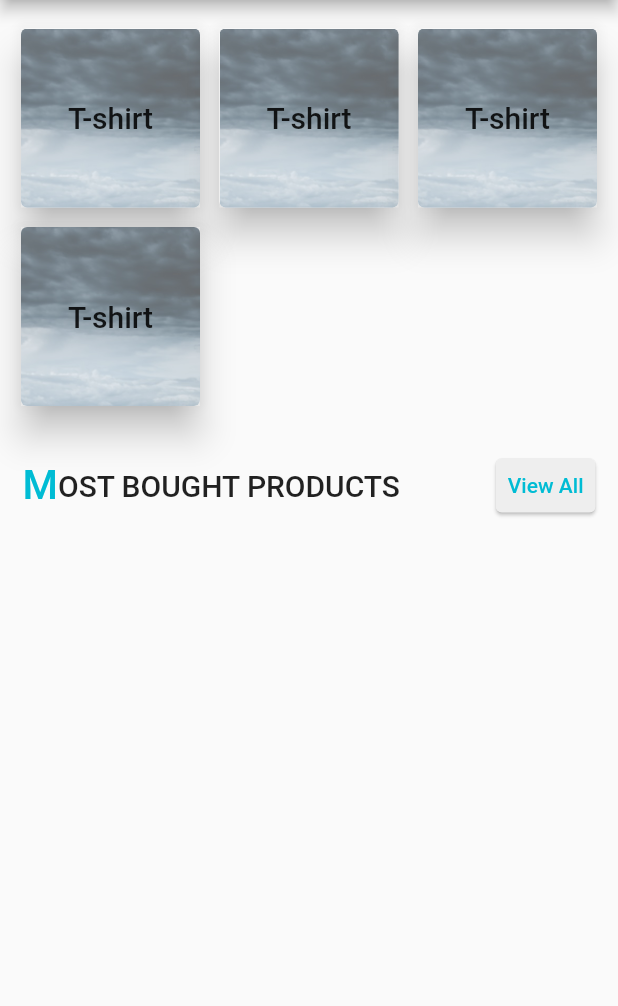
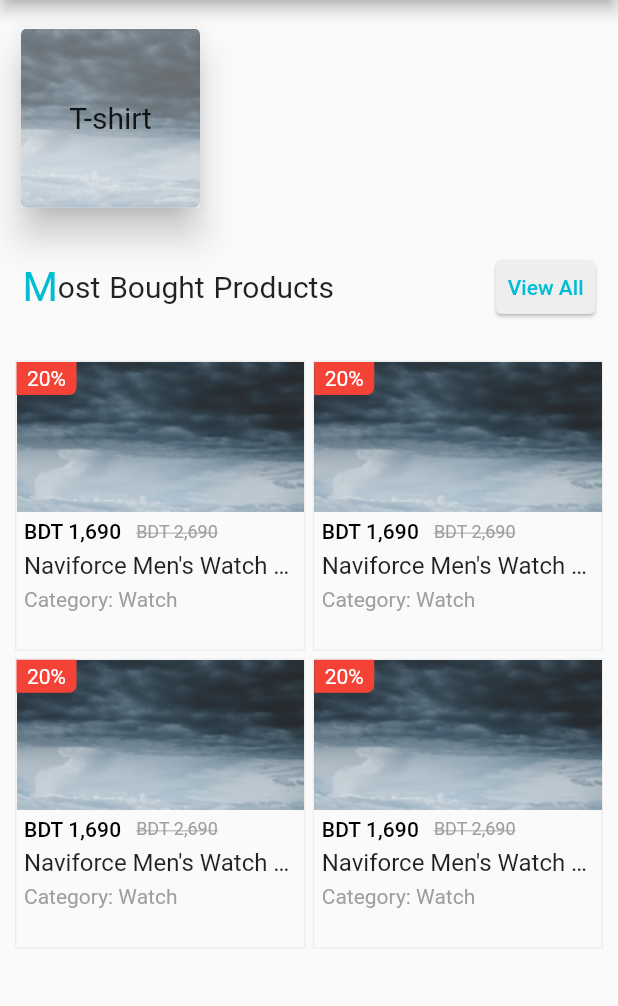
Before and after one commit to rangan-roy/ecom_app, a Flutter app: the screen it shows after launch, on a phone screen of 412 x 824 dp, the part 84-1090 px from its top. Run offline on Flutter 3.47's test engine with Material 2 defaults, Android fonts, the phone set to English and light mode, and no system bars.

Commit message:
most bought product items added

```diff
--- a/lib/main.dart
+++ b/lib/main.dart
@@ -13,6 +13,12 @@ class MyApp extends StatelessWidget {
       title: 'E-commerce App',
       theme: ThemeData(
         primarySwatch: Colors.cyan,
+        textTheme: TextTheme(
+          headline6: TextStyle(
+            fontWeight: FontWeight.w400,
+            wordSpacing: 1,
+          ),
+        ),
       ),
       home: HomePage(),
     );
--- a/lib/pages/home_page.dart
+++ b/lib/pages/home_page.dart
@@ -1,7 +1,9 @@
 import 'package:ecom_app/builders/app_bar_builder.dart';
 import 'package:ecom_app/widgets/drawer_widget.dart';
+import 'package:ecom_app/widgets/product_widget.dart';
 import 'package:flutter/cupertino.dart';
 import 'package:flutter/material.dart';
+import 'package:flutter/rendering.dart';
 
 class HomePage extends StatefulWidget {
   @override
@@ -9,8 +11,6 @@ class HomePage extends StatefulWidget {
 }
 
 class _HomePageState extends State<HomePage> {
-  final double _horizontalPadding = 10.0;
-
   @override
   Widget build(BuildContext context) {
     return Scaffold(
@@ -20,46 +20,9 @@ class _HomePageState extends State<HomePage> {
         children: [
           buildCategories(context),
 
-          Padding(
-            padding: EdgeInsets.symmetric(
-              horizontal: _horizontalPadding + 5,
-              vertical: 10,
-            ),
-            child: Row(
-              mainAxisAlignment: MainAxisAlignment.spaceBetween,
-              children: [
-                Row(
-                  children: [
-                    Text(
-                      'M',
-                      style: TextStyle(
-                        fontSize: Theme.of(context).textTheme.headline6.
-                          fontSize + 7,
-                        fontWeight: Theme.of(context).textTheme.headline6.
-                          fontWeight,
-                        color: Theme.of(context).primaryColor,
-                      ),
-                    ),
-                    Container(
-                      child: Text(
-                        'ost Bought Products'.toUpperCase(),
-                        style: Theme.of(context).textTheme.headline6,
-                      ),
-                    ),
-                  ],
-                ),
-                TextButton(
-                  child: Text('View All'),
-                  style: ButtonStyle(
-                    backgroundColor: MaterialStateProperty.all(Colors.grey.
-                      shade200),
-                    elevation: MaterialStateProperty.all(1),
-                  ),
-                  onPressed: () {},
-                ),
-              ],
-            ),
-          ),
+          // most bought products
+          buildSectionTitle('Most Bought Products', () {}),
+          buildMostBoughtProductItems(),
         ],
       ),
     );
@@ -69,7 +32,7 @@ class _HomePageState extends State<HomePage> {
     return GridView.count(
       padding: EdgeInsets.symmetric(
         vertical: 15,
-        horizontal: _horizontalPadding,
+        horizontal: 10,
       ),
       // allows to use GridView() inside ListView()
       shrinkWrap: true,
@@ -109,93 +72,75 @@ class _HomePageState extends State<HomePage> {
             ],
           ),
         ),
-        Card(
-          elevation: 10,
-          child: Stack(
+      ],
+    );
+  }
+
+  Padding buildSectionTitle(String title, Function viewAll) {
+    String firstLetter = title[0];
+    String otherLetters = title.substring(1, title.length);
+
+    return Padding(
+      padding: EdgeInsets.symmetric(
+        horizontal: 15,
+        vertical: 10,
+      ),
+      child: Row(
+        mainAxisAlignment: MainAxisAlignment.spaceBetween,
         children: [
-              ClipRRect(
-                borderRadius: BorderRadius.circular(4),
-                child: Image.asset(
-                  'images/user_profile_cover.jpg',
-                  fit: BoxFit.cover,
-                  height: double.maxFinite,
-                  width: double.maxFinite,
+          Row(
+            children: [
+              Text(
+                firstLetter,
+                style: TextStyle(
+                  fontSize: Theme.of(context).textTheme.headline6.
+                    fontSize + 7,
+                  fontWeight: Theme.of(context).textTheme.headline6.
+                    fontWeight,
+                  color: Theme.of(context).primaryColor,
                 ),
               ),
-              Positioned(
-                child: Container(
-                  padding: EdgeInsets.all(5),
-                  alignment: Alignment.center,
-                  height: double.maxFinite,
-                  width: double.maxFinite,
-                  color: Colors.white30,
+              Container(
                 child: Text(
-                    'T-shirt',
+                  otherLetters,
                   style: Theme.of(context).textTheme.headline6,
-                  ),
                 ),
               ),
             ],
           ),
+          TextButton(
+            child: Text('View All'),
+            style: ButtonStyle(
+              backgroundColor: MaterialStateProperty.all(Colors.grey.
+              shade200),
+              elevation: MaterialStateProperty.all(1),
             ),
-        Card(
-          elevation: 10,
-          child: Stack(
-            children: [
-              ClipRRect(
-                borderRadius: BorderRadius.circular(4),
-                child: Image.asset(
-                  'images/user_profile_cover.jpg',
-                  fit: BoxFit.cover,
-                  height: double.maxFinite,
-                  width: double.maxFinite,
-                ),
-              ),
-              Positioned(
-                child: Container(
-                  padding: EdgeInsets.all(5),
-                  alignment: Alignment.center,
-                  height: double.maxFinite,
-                  width: double.maxFinite,
-                  color: Colors.white30,
-                  child: Text(
-                    'T-shirt',
-                    style: Theme.of(context).textTheme.headline6,
-                  ),
-                ),
+            onPressed: viewAll,
           ),
         ],
       ),
+    );
+  }
+
+  GridView buildMostBoughtProductItems() {
+    return GridView.count(
+      padding: EdgeInsets.symmetric(
+        vertical: 15,
+        horizontal: 10,
       ),
-        Card(
-          elevation: 10,
-          child: Stack(
+      // allows to use GridView() inside ListView()
+      shrinkWrap: true,
+      // makes GridView() scrollable (like a normal ListView() child) when
+      // we hold the GridView() and try to scroll
+      physics: ClampingScrollPhysics(),
+      crossAxisCount: 2,
+      mainAxisSpacing: 5,
+      crossAxisSpacing: 5,
       children: [
-              ClipRRect(
-                borderRadius: BorderRadius.circular(4),
-                child: Image.asset(
-                  'images/user_profile_cover.jpg',
-                  fit: BoxFit.cover,
-                  height: double.maxFinite,
-                  width: double.maxFinite,
-                ),
-              ),
-              Positioned(
-                child: Container(
-                  padding: EdgeInsets.all(5),
-                  alignment: Alignment.center,
-                  height: double.maxFinite,
-                  width: double.maxFinite,
-                  color: Colors.white30,
-                  child: Text(
-                    'T-shirt',
-                    style: Theme.of(context).textTheme.headline6,
-                  ),
-                ),
-              ),
-            ],
-          ),
-        ),
+        ProductItemWidget(),
+        ProductItemWidget(),
+        ProductItemWidget(),
+        ProductItemWidget(),
       ],
     );
   }
--- /dev/null
+++ b/lib/widgets/product_widget.dart
@@ -0,0 +1,100 @@
+import 'package:flutter/material.dart';
+
+class ProductItemWidget extends StatefulWidget {
+  @override
+  _ProductItemWidgetState createState() => _ProductItemWidgetState();
+}
+
+class _ProductItemWidgetState extends State<ProductItemWidget> {
+  @override
+  Widget build(BuildContext context) {
+    return Container(
+      decoration: BoxDecoration(
+        border: Border.all(
+          color: Colors.grey.shade200,
+          width: 1,
+        ),
+      ),
+      child: Column(
+        crossAxisAlignment: CrossAxisAlignment.start,
+        children: [
+          // product image and discount
+          Stack(
+            children: [
+              Image.asset(
+                'images/user_profile_cover.jpg',
+                width: double.maxFinite,
+                height: 100,
+                fit: BoxFit.cover,
+              ),
+              Positioned(
+                child: Container(
+                  decoration: BoxDecoration(
+                    color: Colors.red,
+                    borderRadius: BorderRadius.only(
+                      bottomRight: Radius.circular(5),
+                    ),
+                  ),
+                  child: Text(
+                    '20%',
+                    style: TextStyle(color: Colors.white),
+                  ),
+                  padding: EdgeInsets.symmetric(
+                    horizontal: 7,
+                    vertical: 3,
+                  ),
+                ),
+              ),
+            ],
+          ),
+
+          // product present and past price
+          Padding(
+            padding: EdgeInsets.all(5),
+            child: Row(
+              children: [
+                Text(
+                  'BDT 1,690',
+                  style: Theme.of(context).textTheme.subtitle2,
+                ),
+                SizedBox(width: 10),
+                Text(
+                  'BDT 2,690',
+                  style: TextStyle(
+                    decoration: TextDecoration.lineThrough,
+                    color: Colors.grey,
+                    fontSize: 12,
+                  ),
+                ),
+              ],
+            ),
+          ),
+
+          // product name
+          Padding(
+            padding: EdgeInsets.symmetric(horizontal: 5),
+            child: Text(
+              'Naviforce Men\'s Watch Watch Watch',
+              style: Theme.of(context).textTheme.subtitle1,
+              maxLines: 1,
+              overflow: TextOverflow.ellipsis,
+            ),
+          ),
+
+          // category name
+          Padding(
+            padding: EdgeInsets.fromLTRB(5, 5, 5, 0),
+            child: Text(
+              'Category: Watch',
+              style: TextStyle(
+                color: Colors.grey,
+              ),
+              maxLines: 1,
+              overflow: TextOverflow.ellipsis,
+            ),
+          )
+        ],
+      ),
+    );
+  }
+}
```
Lines whose indentation alone changed are shown as unchanged.
